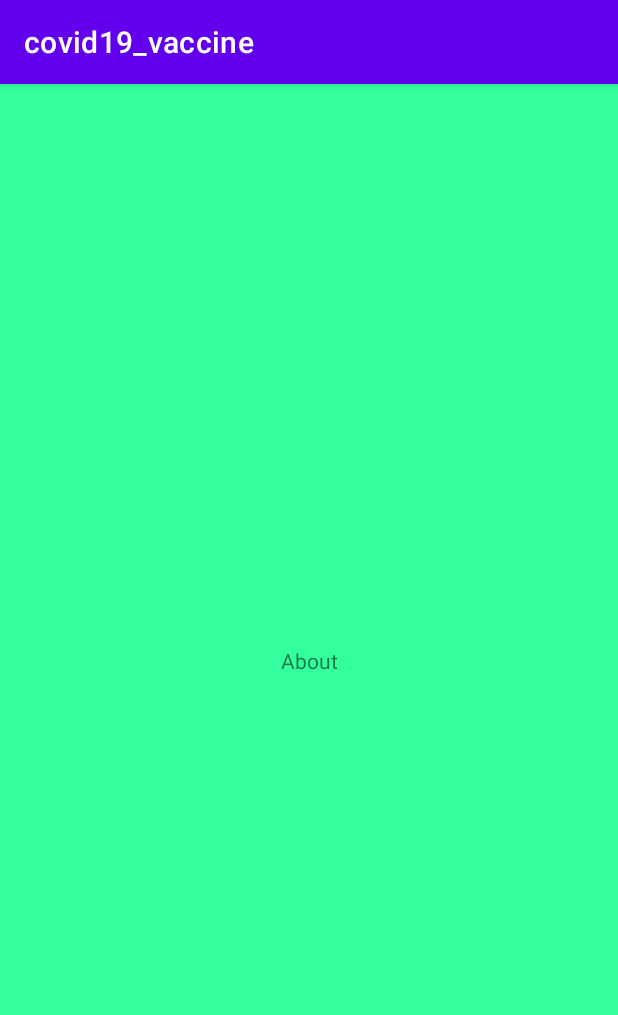
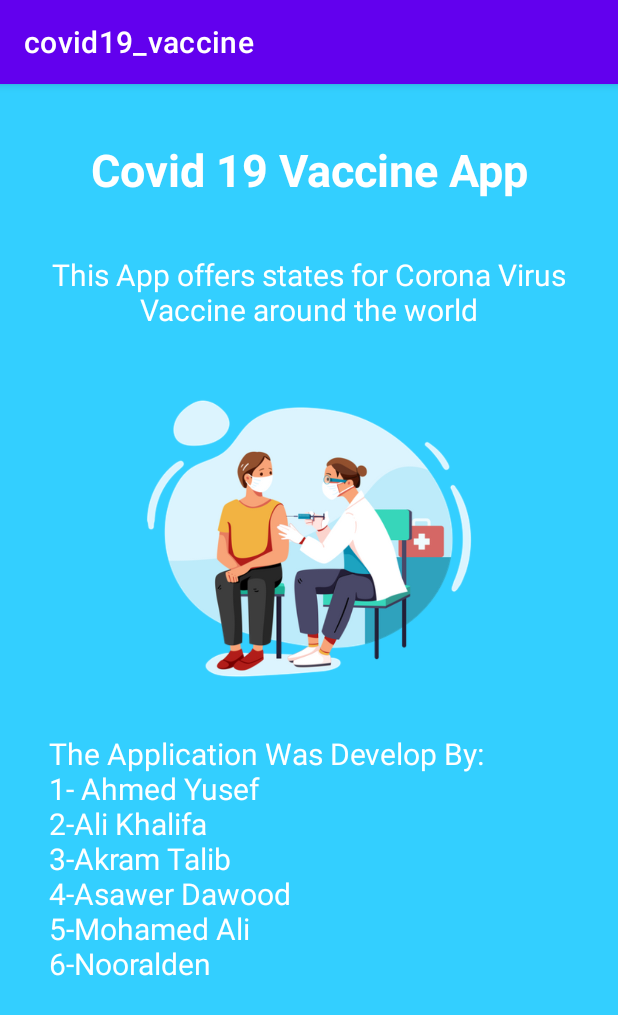
Before and after one commit to Ahmed93Yusef/Covid19-Vaccine, an Android app: the fragment AboutFragment shown on its own in the app's theme, on a phone screen of 412 x 824 dp. Shown: the top 1015 px of the screen. Run offline under Robolectric (Android 15) with nearby library versions, the phone set to English and light mode, and no system bars; network calls fail.

Commit message:
update margin

```diff
--- a/app/build.gradle
+++ b/app/build.gradle
@@ -46,5 +46,6 @@ dependencies {
     implementation 'com.airbnb.android:lottie:4.0.0'
 
 
+
     implementation "androidx.fragment:fragment-ktx:1.3.6"
 }
--- a/app/src/main/res/layout/fragment_about.xml
+++ b/app/src/main/res/layout/fragment_about.xml
@@ -1,18 +1,60 @@
 <?xml version="1.0" encoding="utf-8"?>
 <androidx.constraintlayout.widget.ConstraintLayout xmlns:android="http://schemas.android.com/apk/res/android"
     xmlns:app="http://schemas.android.com/apk/res-auto"
-    android:background="#33FF9E"
+    android:background="@color/purple_300"
     android:layout_width="match_parent"
     android:layout_height="match_parent">
 
 
     <TextView
+        android:id="@+id/textView"
         android:layout_width="wrap_content"
         android:layout_height="wrap_content"
-        android:text="@string/about"
+        android:gravity="center"
+        android:text="Covid 19 Vaccine App"
+        android:textColor="@color/white"
+        android:textSize="30dp"
+        android:textStyle="bold"
         app:layout_constraintBottom_toBottomOf="parent"
         app:layout_constraintEnd_toEndOf="parent"
         app:layout_constraintStart_toStartOf="parent"
-        app:layout_constraintTop_toTopOf="parent" />
+        app:layout_constraintTop_toTopOf="parent"
+        app:layout_constraintVertical_bias="0.05" />
+
+    <TextView
+        android:id="@+id/textView2"
+        android:layout_width="wrap_content"
+        android:layout_height="wrap_content"
+        android:layout_marginTop="36dp"
+        android:text="@string/statement1"
+        android:textAlignment="center"
+        android:textColor="@color/white"
+        android:textSize="20sp"
+        app:layout_constraintEnd_toEndOf="parent"
+        app:layout_constraintHorizontal_bias="0.0"
+        app:layout_constraintStart_toStartOf="parent"
+        app:layout_constraintTop_toBottomOf="@+id/textView" />
+
+    <ImageView
+        android:id="@+id/imageView"
+        android:layout_width="248dp"
+        android:layout_height="243dp"
+        android:layout_marginTop="68dp"
+        android:src="@drawable/covid"
+        app:layout_constraintEnd_toEndOf="parent"
+        app:layout_constraintStart_toStartOf="parent"
+        app:layout_constraintTop_toTopOf="@+id/textView2" />
+
+    <TextView
+        android:layout_width="wrap_content"
+        android:layout_height="wrap_content"
+        android:layout_marginTop="8dp"
+        android:text="@string/statement2"
+        android:textColor="@color/white"
+        android:textSize="20sp"
+        app:layout_constraintEnd_toEndOf="parent"
+        app:layout_constraintHorizontal_bias="0.27"
+        app:layout_constraintStart_toStartOf="parent"
+        app:layout_constraintTop_toBottomOf="@+id/imageView" />
 
 </androidx.constraintlayout.widget.ConstraintLayout>
--- a/app/src/main/res/layout/fragment_statistic.xml
+++ b/app/src/main/res/layout/fragment_statistic.xml
@@ -1,7 +1,7 @@
 <?xml version="1.0" encoding="utf-8"?>
 <androidx.constraintlayout.widget.ConstraintLayout xmlns:android="http://schemas.android.com/apk/res/android"
     xmlns:app="http://schemas.android.com/apk/res-auto"
-    android:background="#33FFC0"
+    android:background="@color/purple_300"
     android:layout_width="match_parent"
     android:layout_height="match_parent">
 
--- a/app/src/main/res/values/colors.xml
+++ b/app/src/main/res/values/colors.xml
@@ -1,6 +1,7 @@
 <?xml version="1.0" encoding="utf-8"?>
 <resources>
     <color name="purple_200">#FFBB86FC</color>
+    <color name="purple_300">#33CFFF</color>
     <color name="purple_500">#FF6200EE</color>
     <color name="purple_700">#FF3700B3</color>
     <color name="teal_200">#FF03DAC5</color>
--- a/app/src/main/res/values/strings.xml
+++ b/app/src/main/res/values/strings.xml
@@ -10,4 +10,7 @@
     <string name="shoudTakeVaccien">Why shoud we Take Vaccien</string>
     <string name="more_details">More datalis</string>
     <string name="anti_vaccines_covid_19">Anti Vaccines Covid-19</string>
+    <string name="statement1">This App offers states for Corona Virus Vaccine around the world</string>
+    <string name="statement2">The Application Was Develop By:\n1- Ahmed Yusef\n2-Ali Khalifa\n3-Akram Talib\n4-Asawer Dawood\n5-Mohamed Ali\n6-Nooralden</string>
+    <string name="input_country">input Country</string>
 </resources>
```
Also changed, not shown: app/src/main/res/layout/fragment_home.xml (+9 -4 lines), app/src/main/res/layout/fragment_search.xml (+23 -5 lines), app/src/main/res/drawable/covid.png (added), app/src/main/res/drawable/search_baground.png (added).
